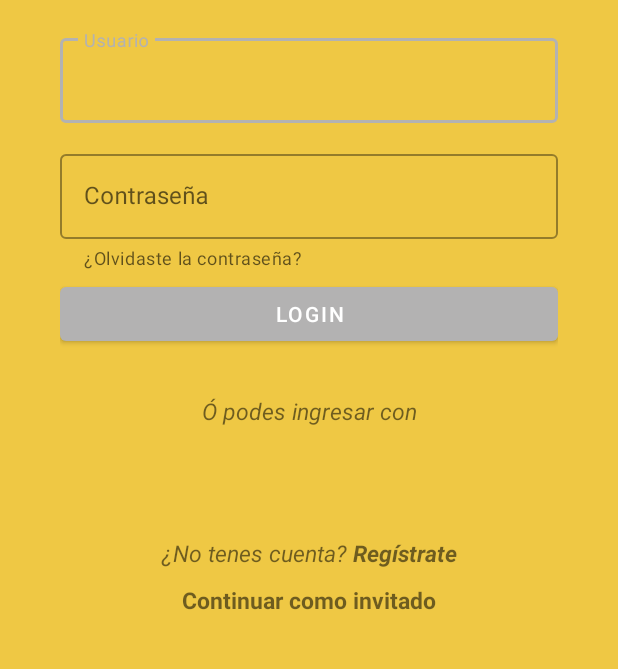
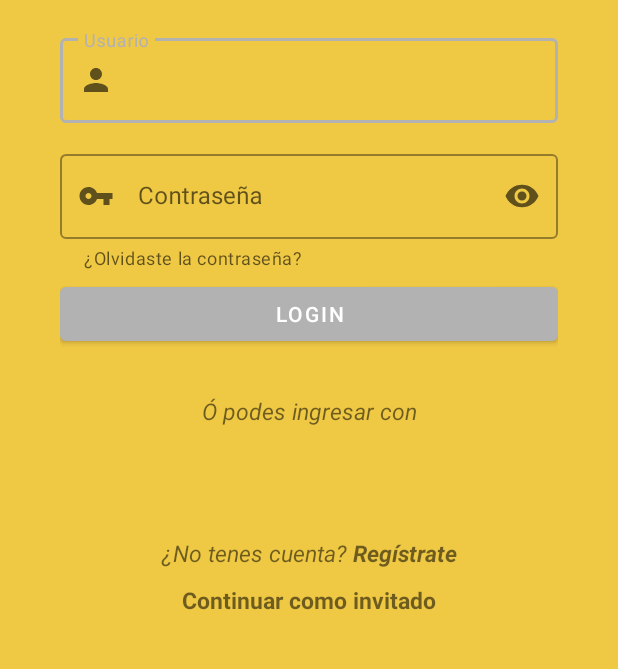
Before and after one commit to DagoPeralta94/ProjectBootcampGlobant, an Android app: the screen it shows after launch (MainActivity), on a phone screen of 412 x 824 dp, the part 300-969 px from its top. Run offline under Robolectric (Android 15) with nearby library versions, the phone set to English and light mode, and no system bars.

Commit message:
Change on register and main litle

```diff
--- a/app/src/main/res/layout/activity_main.xml
+++ b/app/src/main/res/layout/activity_main.xml
@@ -28,7 +28,8 @@
             android:layout_marginBottom="15dp"
             android:hint="@string/txtv_user"
             android:inputType="textEmailAddress"
-            android:singleLine="true">
+            android:singleLine="true"
+            app:startIconDrawable="@drawable/ic_baseline_person_24">
 
             <com.google.android.material.textfield.TextInputEditText
                 android:layout_width="match_parent"
@@ -42,7 +43,9 @@
             android:layout_height="wrap_content"
             android:layout_marginBottom="5dp"
             android:hint="@string/txtv_password"
-            app:helperText="@string/txtv_forget_pass">
+            app:endIconMode="password_toggle"
+            app:helperText="@string/txtv_forget_pass"
+            app:startIconDrawable="@drawable/ic_baseline_vpn_key_24">
 
             <com.google.android.material.textfield.TextInputEditText
                 android:layout_width="match_parent"
--- a/app/src/main/res/layout/activity_register.xml
+++ b/app/src/main/res/layout/activity_register.xml
@@ -78,8 +78,8 @@
         <Button
             android:layout_width="match_parent"
             android:layout_height="wrap_content"
-            android:text="@string/btn_acept"
-            android:layout_marginBottom="20dp"/>
+            android:layout_marginBottom="20dp"
+            android:text="@string/btn_acept" />
 
     </LinearLayout>
 </ScrollView>
```
